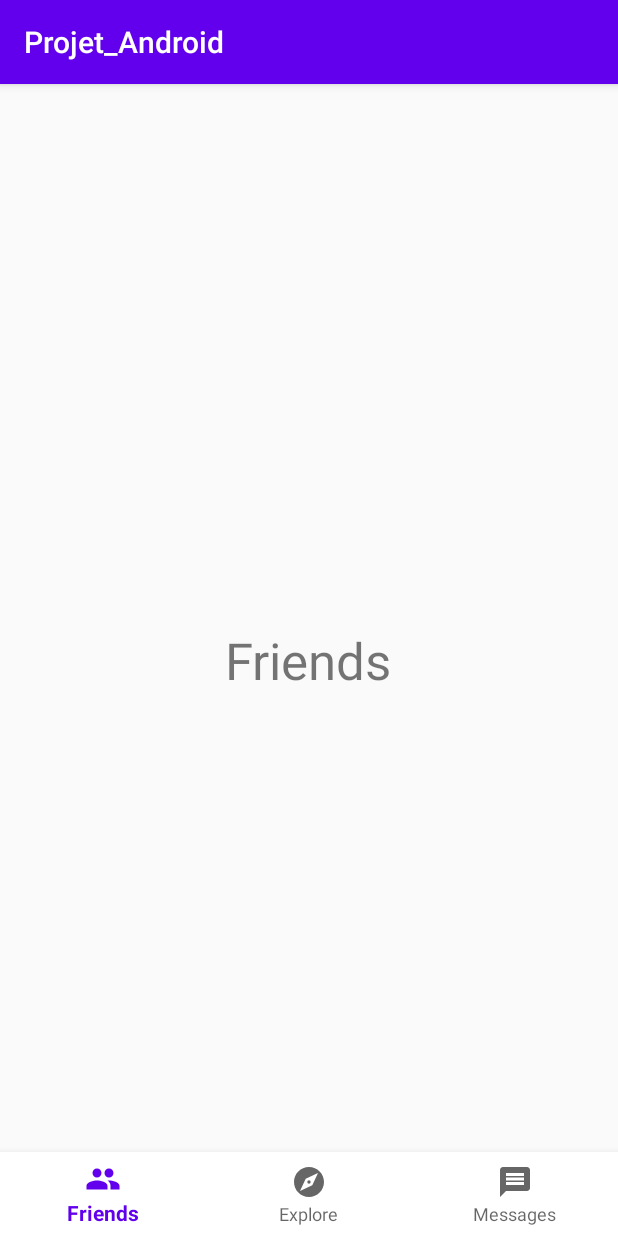
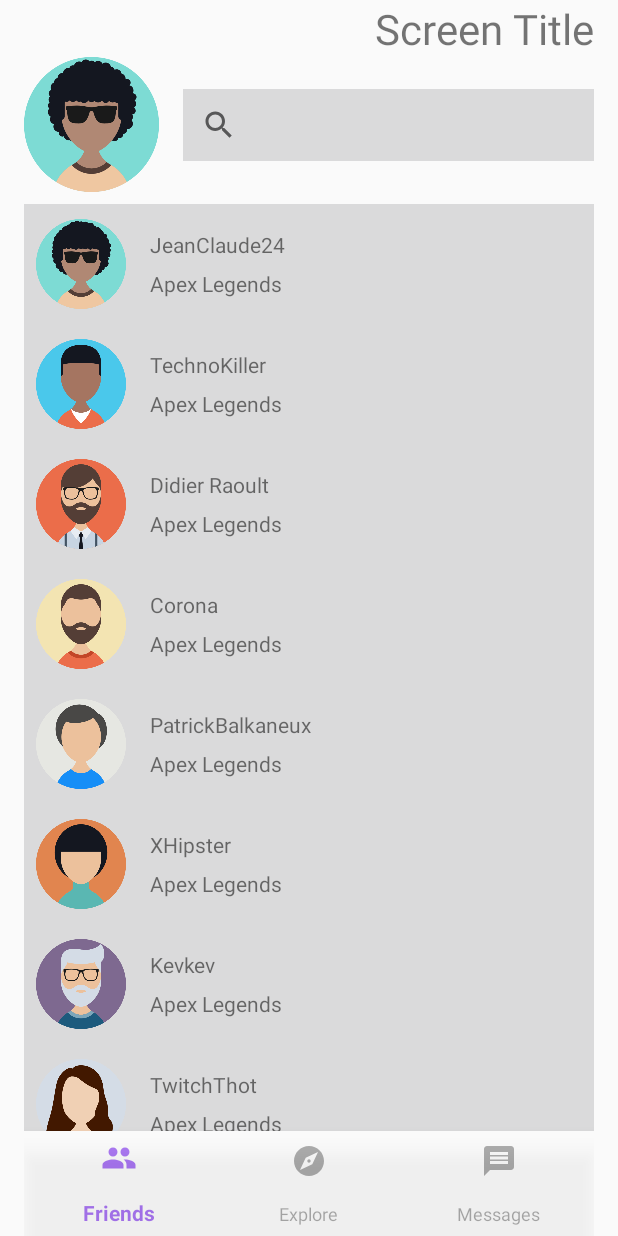
Before and after one commit to bastienvizzini/Projet_Android, an Android app: the screen it shows after launch (MainActivity), on a phone screen of 412 x 824 dp. Run offline under Robolectric (Android 15) with nearby library versions, the phone set to English and light mode, and no system bars.

Commit message:
Friend list displaying with mock data

```diff
--- a/app/src/main/AndroidManifest.xml
+++ b/app/src/main/AndroidManifest.xml
@@ -9,7 +9,6 @@
         android:roundIcon="@mipmap/ic_launcher_round"
         android:supportsRtl="true"
         android:theme="@style/AppTheme">
-        <activity android:name=".FriendListActivity"></activity>
         <activity android:name=".MainActivity">
             <intent-filter>
                 <action android:name="android.intent.action.MAIN" />
--- a/app/src/main/java/be/technifutur/projet_android/FriendsFragment.kt
+++ b/app/src/main/java/be/technifutur/projet_android/FriendsFragment.kt
@@ -5,18 +5,30 @@ import androidx.fragment.app.Fragment
 import android.view.LayoutInflater
 import android.view.View
 import android.view.ViewGroup
+import androidx.recyclerview.widget.LinearLayoutManager
+import androidx.recyclerview.widget.RecyclerView
+import be.technifutur.projet_android.adapters.FriendsListAdapter
+import kotlinx.android.synthetic.main.fragment_friends.*
 
 /**
  * A simple [Fragment] subclass.
  */
 class FriendsFragment : Fragment() {
 
-    override fun onCreateView(
-        inflater: LayoutInflater, container: ViewGroup?,
-        savedInstanceState: Bundle?
-    ): View? {
+    private var mUserList = MockUsers.createUsers()
+
+    override fun onCreateView(inflater: LayoutInflater, container: ViewGroup?, savedInstanceState: Bundle?): View? {
         // Inflate the layout for this fragment
         return inflater.inflate(R.layout.fragment_friends, container, false)
+
+    }
+
+    override fun onViewCreated(view: View, savedInstanceState: Bundle?) {
+        super.onViewCreated(view, savedInstanceState)
+
+        val mAdapter = FriendsListAdapter(requireContext(), mUserList)
+        friends_recycler_view.adapter = mAdapter
+        friends_recycler_view.layoutManager = LinearLayoutManager(activity)
     }
 
 }
--- a/app/src/main/java/be/technifutur/projet_android/Game.kt
+++ b/app/src/main/java/be/technifutur/projet_android/Game.kt
@@ -1,5 +1,6 @@
 package be.technifutur.projet_android
 
 class Game(title: String, platform: Platform) {
-
+    var mTitle: String =  title
+    var mPlatform: String = platform.platformName
 }
--- a/app/src/main/java/be/technifutur/projet_android/MainActivity.kt
+++ b/app/src/main/java/be/technifutur/projet_android/MainActivity.kt
@@ -6,6 +6,7 @@ import android.view.MenuItem
 import androidx.fragment.app.Fragment
 import com.google.android.material.bottomnavigation.BottomNavigationView
 import com.google.android.material.navigation.NavigationView
+import kotlinx.android.synthetic.main.activity_main.*
 
 class MainActivity : AppCompatActivity() {
 
@@ -18,16 +19,28 @@ class MainActivity : AppCompatActivity() {
         bottomNavigation = findViewById(R.id.bottom_nav)
 
         bottomNavigation.setOnNavigationItemSelectedListener(bottomNavMethod)
-        supportFragmentManager.beginTransaction().replace(R.id.tab_container, FriendsFragment()).commit()
+        supportFragmentManager.beginTransaction().replace(R.id.tab_container, FriendsFragment())
+            .commit()
+
     }
 
-    private val bottomNavMethod = BottomNavigationView.OnNavigationItemSelectedListener { menuItem ->
+    private val bottomNavMethod =
+        BottomNavigationView.OnNavigationItemSelectedListener { menuItem ->
 
             var fragment: Fragment = Fragment()
             when (menuItem.itemId) {
-            R.id.friends -> fragment = FriendsFragment()
-            R.id.explore -> fragment = ExploreFragment()
-            R.id.messages -> fragment = MessagesFragment()
+                R.id.friends -> {
+                    fragment = FriendsFragment()
+                    screen_title.text = getString(R.string.friend_list_title)
+                }
+                R.id.explore -> {
+                    fragment = ExploreFragment()
+                    screen_title.text = getString(R.string.explore_title)
+                }
+                R.id.messages -> {
+                    fragment = MessagesFragment()
+                    screen_title.text = getString(R.string.messages_title)
+                }
             }
             supportFragmentManager.beginTransaction().replace(R.id.tab_container, fragment).commit()
 
--- a/app/src/main/java/be/technifutur/projet_android/MockUsers.kt
+++ b/app/src/main/java/be/technifutur/projet_android/MockUsers.kt
@@ -2,23 +2,23 @@ package be.technifutur.projet_android
 
 class MockUsers {
     companion object {
-        fun createUsers() : List<User> {
+        fun createUsers(): MutableList<User> {
 
-            val gameList: MutableList<MutableList<Game>> = mutableListOf()
-            gameList[0].add(Game("Apex Legends", Platform.PS4))
-            gameList[0].add(Game("Fortnite", Platform.XBOXONE))
-            gameList[0].add(Game("League of Legends", Platform.PC))
+            val gameList: MutableList<Game> = mutableListOf()
+            gameList.add(Game("Apex Legends", Platform.PS4))
+            gameList.add(Game("Fortnite", Platform.XBOXONE))
+            gameList.add(Game("League of Legends", Platform.PC))
 
             val users: MutableList<User> = mutableListOf()
-            val user1 = User("JeanClaude24", 24, "Liège", R.drawable.boy_1, gameList[0], false)
-            val user2 = User("TechnoKiller", 28, "Liège", R.drawable.boy_2, gameList[0], true)
-            val user3 = User("Didier Raoult", 87, "Marseille", R.drawable.man_1, gameList[0], false)
-            val user4 = User("Corona", 16, "Wuhan", R.drawable.man_2, gameList[0], true)
-            val user5 = User("PatrickBalkaneux", 67, "Levallois", R.drawable.man_3, gameList[0], false)
-            val user6 = User("XHipster", 25, "Bruxelles", R.drawable.man_4, gameList[0], true)
-            val user7 = User("Kevkev", 17, "Namur", R.drawable.man_5, gameList[0], false)
-            val user8 = User("TwitchThot", 22, "Anderlecht", R.drawable.girl_1, gameList[0], true)
-            val user9 = User("Diams", 38, "Charleroi", R.drawable.girl_2, gameList[0], false)
+            val user1 = User("JeanClaude24", 24, "Liège", R.drawable.boy_1, gameList, false)
+            val user2 = User("TechnoKiller", 28, "Liège", R.drawable.boy_2, gameList, true)
+            val user3 = User("Didier Raoult", 87, "Marseille", R.drawable.man_1, gameList, false)
+            val user4 = User("Corona", 16, "Wuhan", R.drawable.man_2, gameList, true)
+            val user5 = User("PatrickBalkaneux", 67, "Levallois", R.drawable.man_3, gameList, false)
+            val user6 = User("XHipster", 25, "Bruxelles", R.drawable.man_4, gameList, true)
+            val user7 = User("Kevkev", 17, "Namur", R.drawable.man_5, gameList, false)
+            val user8 = User("TwitchThot", 22, "Anderlecht", R.drawable.girl_1, gameList, true)
+            val user9 = User("Diams", 38, "Charleroi", R.drawable.girl_2, gameList, false)
 
             users.add(user1)
             users.add(user2)
@@ -29,6 +29,7 @@ class MockUsers {
             users.add(user7)
             users.add(user8)
             users.add(user9)
+            users.add(user8)
 
             return users
         }
--- a/app/src/main/java/be/technifutur/projet_android/Platform.kt
+++ b/app/src/main/java/be/technifutur/projet_android/Platform.kt
@@ -1,6 +1,6 @@
 package be.technifutur.projet_android
 
-enum class Platform(val platformName : String) {
+enum class Platform(val platformName: String) {
     PS4("PlayStation 4"),
     XBOXONE("Xbox One"),
     SWITCH("Nintendo Switch"),
--- a/app/src/main/java/be/technifutur/projet_android/User.kt
+++ b/app/src/main/java/be/technifutur/projet_android/User.kt
@@ -1,4 +1,17 @@
 package be.technifutur.projet_android
 
-class User(userName: String, age: Int, city: String, profilePicture: Int, games: List<Game>, isOnline: Boolean) {
+class User(
+    userName: String,
+    age: Int,
+    city: String,
+    profilePicture: Int,
+    games: List<Game>,
+    isOnline: Boolean
+) {
+    var mUserName: String = userName
+    var mAge: Int = age
+    var mCity: String = city
+    var mProfilePicture = profilePicture
+    var mGames = games
+    var mIsOnline = isOnline
 }
--- /dev/null
+++ b/app/src/main/java/be/technifutur/projet_android/adapters/FriendsListAdapter.kt
@@ -0,0 +1,50 @@
+package be.technifutur.projet_android.adapters
+
+import android.content.Context
+import android.util.Log
+import android.view.LayoutInflater
+import android.view.View
+import android.view.ViewGroup
+import android.widget.ImageView
+import android.widget.TextView
+import androidx.annotation.NonNull
+import androidx.recyclerview.widget.RecyclerView
+import be.technifutur.projet_android.R
+import be.technifutur.projet_android.User
+
+class FriendsListAdapter(context: Context, userList: MutableList<User>) :
+    RecyclerView.Adapter<FriendsListAdapter.FriendsViewHolder>() {
+
+    private var mUserList: MutableList<User> = userList
+    private var mInflater: LayoutInflater = LayoutInflater.from(context);
+
+    override fun onCreateViewHolder(
+        parent: ViewGroup,
+        viewType: Int
+    ): FriendsListAdapter.FriendsViewHolder {
+        val mItemView: View = mInflater.inflate(R.layout.friendlist_item, parent, false)
+        return FriendsViewHolder(mItemView, this)
+    }
+
+    override fun getItemCount(): Int {
+        return mUserList.size
+    }
+
+    override fun onBindViewHolder(holder: FriendsListAdapter.FriendsViewHolder, position: Int) {
+        val mCurrentUsername: String = mUserList[position].mUserName
+        val mCurrentCurrentGame: String = mUserList[position].mGames[0].mTitle
+        val mCurrentProfileResource: Int = mUserList[position].mProfilePicture
+        holder.usernameTextView.text = mCurrentUsername
+        holder.currentGameTextView.text = mCurrentCurrentGame
+        holder.profilePictureImageView.setImageResource(mCurrentProfileResource)
+    }
+
+    class FriendsViewHolder(@NonNull itemView: View, adapter: FriendsListAdapter) :
+        RecyclerView.ViewHolder(itemView) {
+
+        val usernameTextView: TextView = itemView.findViewById(R.id.friend_username_item)
+        var currentGameTextView: TextView = itemView.findViewById(R.id.friend_current_game_item)
+        val profilePictureImageView: ImageView = itemView.findViewById(R.id.friend_picture_item)
+
+    }
+}
--- a/app/src/main/res/layout/activity_main.xml
+++ b/app/src/main/res/layout/activity_main.xml
@@ -1,23 +1,59 @@
 <?xml version="1.0" encoding="utf-8"?>
-<RelativeLayout xmlns:android="http://schemas.android.com/apk/res/android"
+<androidx.constraintlayout.widget.ConstraintLayout xmlns:android="http://schemas.android.com/apk/res/android"
     xmlns:app="http://schemas.android.com/apk/res-auto"
     xmlns:tools="http://schemas.android.com/tools"
     android:layout_width="match_parent"
     android:layout_height="match_parent"
+    android:paddingStart="16dp"
+    android:paddingEnd="16dp"
     tools:context=".MainActivity">
 
+    <TextView
+        android:id="@+id/screen_title"
+        android:layout_width="wrap_content"
+        android:layout_height="wrap_content"
+        android:text="@string/screen_title"
+        android:textSize="28sp"
+        app:layout_constraintEnd_toEndOf="parent"
+        app:layout_constraintTop_toTopOf="parent" />
+
+    <ImageView
+        android:id="@+id/profile_picture"
+        android:layout_width="90dp"
+        android:layout_height="90dp"
+        android:src="@drawable/boy_1"
+        app:layout_constraintStart_toStartOf="parent"
+        app:layout_constraintTop_toBottomOf="@id/screen_title" />
+
+    <SearchView
+        android:id="@+id/search_view"
+        android:layout_width="0dp"
+        android:layout_height="wrap_content"
+        android:layout_marginStart="16dp"
+        android:background="@color/lightGray"
+        app:layout_constraintBottom_toBottomOf="@id/profile_picture"
+        app:layout_constraintCircleRadius="70dp"
+        app:layout_constraintEnd_toEndOf="parent"
+        app:layout_constraintStart_toEndOf="@id/profile_picture"
+        app:layout_constraintTop_toTopOf="@id/profile_picture" />
+
     <FrameLayout
+        android:id="@+id/tab_container"
         android:layout_width="match_parent"
-        android:layout_height="match_parent"
-        android:id="@+id/tab_container" />
+        android:layout_height="0dp"
+        app:layout_constraintBottom_toTopOf="@+id/bottom_nav"
+        app:layout_constraintTop_toBottomOf="@+id/profile_picture" />
 
     <com.google.android.material.bottomnavigation.BottomNavigationView
         android:id="@+id/bottom_nav"
         android:layout_width="match_parent"
-        android:layout_height="wrap_content"
+        android:layout_height="@dimen/tab_bar_height"
         android:layout_alignParentBottom="true"
-        app:menu="@menu/menu"
-        android:background="@android:color/white"/>
+        android:alpha="0.5"
+        android:background="@android:color/white"
+        app:layout_constraintBottom_toBottomOf="parent"
+        app:layout_constraintTop_toBottomOf="@id/tab_container"
+        app:menu="@menu/menu" />
 
 
-</RelativeLayout>
+</androidx.constraintlayout.widget.ConstraintLayout>
--- a/app/src/main/res/layout/fragment_explore.xml
+++ b/app/src/main/res/layout/fragment_explore.xml
@@ -9,8 +9,14 @@
     <TextView
         android:layout_width="wrap_content"
         android:layout_height="wrap_content"
-        android:text="Explore"
         android:layout_centerInParent="true"
-        android:textSize="34sp"/>
+        android:text="@string/explore_title"
+        android:textSize="34sp" />
+
+    <ImageView
+        android:layout_width="200dp"
+        android:layout_height="200dp"
+        android:layout_alignParentBottom="true"
+        android:background="@color/lightGray" />
 
 </RelativeLayout>
--- a/app/src/main/res/layout/fragment_friends.xml
+++ b/app/src/main/res/layout/fragment_friends.xml
@@ -1,16 +1,25 @@
 <?xml version="1.0" encoding="utf-8"?>
-<RelativeLayout xmlns:android="http://schemas.android.com/apk/res/android"
+<FrameLayout xmlns:android="http://schemas.android.com/apk/res/android"
+    xmlns:app="http://schemas.android.com/apk/res-auto"
     xmlns:tools="http://schemas.android.com/tools"
     android:layout_width="match_parent"
     android:layout_height="match_parent"
     tools:context=".FriendsFragment">
 
-    <!-- TODO: Update blank fragment layout -->
-    <TextView
-        android:layout_width="wrap_content"
-        android:layout_height="wrap_content"
-        android:text="Friends"
-        android:layout_centerInParent="true"
-        android:textSize="34sp"/>
+    <androidx.constraintlayout.widget.ConstraintLayout
+        android:layout_width="match_parent"
+        android:layout_height="wrap_content">
 
-</RelativeLayout>
+        <androidx.recyclerview.widget.RecyclerView
+            android:id="@+id/friends_recycler_view"
+            android:layout_width="match_parent"
+            android:layout_height="wrap_content"
+            android:layout_marginTop="16dp"
+            android:paddingBottom="8dp"
+            app:layout_constraintBottom_toBottomOf="parent"
+            app:layout_constraintStart_toStartOf="parent"
+            app:layout_constraintTop_toTopOf="parent" />
+
+    </androidx.constraintlayout.widget.ConstraintLayout>
+
+</FrameLayout>
--- a/app/src/main/res/layout/fragment_messages.xml
+++ b/app/src/main/res/layout/fragment_messages.xml
@@ -9,7 +9,7 @@
     <TextView
         android:layout_width="wrap_content"
         android:layout_height="wrap_content"
-        android:text="Messages"
+        android:text="@string/messages_title"
         android:layout_centerInParent="true"
         android:textSize="34sp"/>
 
--- /dev/null
+++ b/app/src/main/res/layout/friendlist_item.xml
@@ -0,0 +1,39 @@
+<?xml version="1.0" encoding="utf-8"?>
+<androidx.constraintlayout.widget.ConstraintLayout xmlns:android="http://schemas.android.com/apk/res/android"
+    xmlns:app="http://schemas.android.com/apk/res-auto"
+    android:layout_width="match_parent"
+    android:layout_height="80dp"
+    android:background="@color/lightGray"
+    android:padding="8dp">
+
+    <ImageView
+        android:id="@+id/friend_picture_item"
+        android:layout_width="60dp"
+        android:layout_height="60dp"
+        android:src="@color/lightGray"
+        app:layout_constraintBottom_toBottomOf="parent"
+        app:layout_constraintStart_toStartOf="parent"
+        app:layout_constraintTop_toTopOf="parent" />
+
+    <TextView
+        android:id="@+id/friend_username_item"
+        android:layout_width="wrap_content"
+        android:layout_height="wrap_content"
+        android:layout_marginStart="16dp"
+        android:text="@string/friend_name"
+        app:layout_constraintBottom_toTopOf="@id/friend_current_game_item"
+        app:layout_constraintStart_toEndOf="@id/friend_picture_item"
+        app:layout_constraintTop_toTopOf="@id/friend_picture_item" />
+
+    <TextView
+        android:id="@+id/friend_current_game_item"
+        android:layout_width="wrap_content"
+        android:layout_height="wrap_content"
+        android:layout_marginStart="16dp"
+        android:text="@string/current_playing_game"
+        app:layout_constraintBottom_toBottomOf="@id/friend_picture_item"
+        app:layout_constraintStart_toEndOf="@id/friend_picture_item"
+        app:layout_constraintTop_toBottomOf="@id/friend_username_item" />
+
+
+</androidx.constraintlayout.widget.ConstraintLayout>
--- a/app/src/main/res/menu/menu.xml
+++ b/app/src/main/res/menu/menu.xml
@@ -2,14 +2,14 @@
 <menu xmlns:android="http://schemas.android.com/apk/res/android">
     <item
         android:id="@+id/friends"
-        android:title="Friends"
+        android:title="@string/friends_menu_title"
         android:icon="@drawable/ic_friends"/>
     <item
         android:id="@+id/explore"
-        android:title="Explore"
+        android:title="@string/explore_menu_title"
         android:icon="@drawable/ic_explore"/>
     <item
         android:id="@+id/messages"
-        android:title="Messages"
+        android:title="@string/messages_menu_title"
         android:icon="@drawable/ic_message"/>
 </menu>
--- a/app/src/main/res/values/colors.xml
+++ b/app/src/main/res/values/colors.xml
@@ -3,4 +3,6 @@
     <color name="colorPrimary">#6200EE</color>
     <color name="colorPrimaryDark">#3700B3</color>
     <color name="colorAccent">#03DAC5</color>
+
+    <color name="lightGray">#DADADB</color>
 </resources>
--- /dev/null
+++ b/app/src/main/res/values/dimens.xml
@@ -0,0 +1,4 @@
+<?xml version="1.0" encoding="utf-8"?>
+<resources>
+    <dimen name="tab_bar_height">70dp</dimen>
+</resources>
--- a/app/src/main/res/values/strings.xml
+++ b/app/src/main/res/values/strings.xml
@@ -3,4 +3,13 @@
 
     <!-- TODO: Remove or change this placeholder text -->
     <string name="hello_blank_fragment">Hello blank fragment</string>
+    <string name="friend_list_title">Friend List</string>
+    <string name="explore_title">Explore</string>
+    <string name="messages_title">Messages</string>
+    <string name="screen_title">Screen Title</string>
+    <string name="friend_name">Friend Name</string>
+    <string name="current_playing_game">Current Playing Game</string>
+    <string name="friends_menu_title">Friends</string>
+    <string name="explore_menu_title">Explore</string>
+    <string name="messages_menu_title">Messages</string>
 </resources>
--- a/app/src/main/res/values/styles.xml
+++ b/app/src/main/res/values/styles.xml
@@ -1,7 +1,7 @@
 <resources>
 
     <!-- Base application theme. -->
-    <style name="AppTheme" parent="Theme.AppCompat.Light.DarkActionBar">
+    <style name="AppTheme" parent="Theme.AppCompat.Light.NoActionBar">
         <!-- Customize your theme here. -->
         <item name="colorPrimary">@color/colorPrimary</item>
         <item name="colorPrimaryDark">@color/colorPrimaryDark</item>
```
Lines whose indentation alone changed are shown as unchanged.
